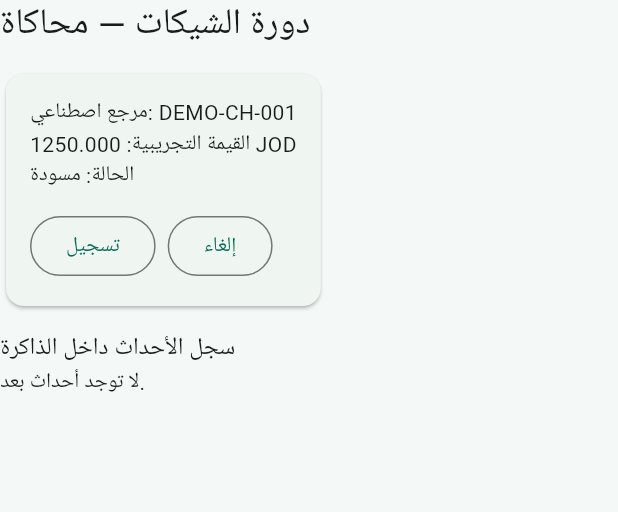
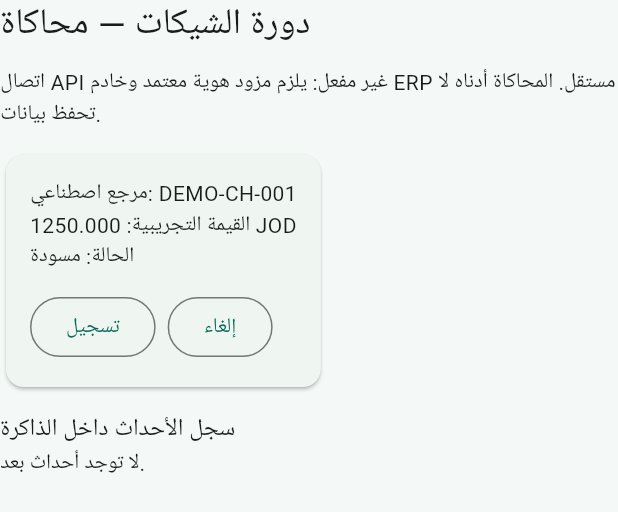
Before and after one commit to Amer-ai-store/Mohammad-Ahmed-Ghannam, a Flutter app: the ChequeDemoView widget shown alone on an empty page, opened directly, on a phone screen of 412 x 824 dp. Shown: the top 512 px of the screen. Run offline on Flutter 3.47's test engine with Material 3 defaults, Android fonts, the phone set to English and light mode, and no system bars; project files that could hold a hidden picture were left out.

Commit message:
feat(erp): wire optional authenticated read-only API cheque list into independent Flutter app
Signed-off-by: Amer-ai-store <263270685+Amer-ai-store@users.noreply.github.com>

```diff
--- a/jawafa-erp-ai/lib/main.dart
+++ b/jawafa-erp-ai/lib/main.dart
@@ -2,11 +2,13 @@
 
 import 'src/domain/cheque.dart';
 import 'src/domain/journal.dart';
+import 'src/network/erp_gateway_client.dart';
 
 void main() => runApp(const JawafaErpApp());
 
 class JawafaErpApp extends StatelessWidget {
-  const JawafaErpApp({super.key});
+  final ErpGatewayClient? gateway;
+  const JawafaErpApp({super.key, this.gateway});
 
   @override
   Widget build(BuildContext context) {
@@ -25,9 +27,9 @@
           foregroundColor: Colors.white,
         ),
       ),
-      home: const Directionality(
+      home: Directionality(
         textDirection: TextDirection.rtl,
-        child: ErpShell(),
+        child: ErpShell(gateway: gateway),
       ),
     );
   }
@@ -66,7 +68,8 @@
 };
 
 class ErpShell extends StatefulWidget {
-  const ErpShell({super.key});
+  final ErpGatewayClient? gateway;
+  const ErpShell({super.key, this.gateway});
   @override
   State<ErpShell> createState() => _ErpShellState();
 }
@@ -115,7 +118,7 @@
       case ErpArea.overview:
         return const OverviewView();
       case ErpArea.cheques:
-        return const ChequeDemoView();
+        return ChequeDemoView(gateway: widget.gateway);
       case ErpArea.journal:
         return const JournalDemoView();
       case ErpArea.procurement:
@@ -277,7 +280,8 @@
 };
 
 class ChequeDemoView extends StatefulWidget {
-  const ChequeDemoView({super.key});
+  final ErpGatewayClient? gateway;
+  const ChequeDemoView({super.key, this.gateway});
   @override
   State<ChequeDemoView> createState() => _ChequeDemoViewState();
 }
@@ -290,6 +294,28 @@
     amountFils: 1250000,
   );
   String? message;
+  List<ErpRemoteCheque>? serverCheques;
+  String? serverError;
+  bool loadingServer = false;
+
+  Future<void> loadServerCheques() async {
+    final gateway = widget.gateway;
+    if (gateway == null) return;
+    setState(() {
+      loadingServer = true;
+      serverError = null;
+    });
+    try {
+      final records = await gateway.readCheques();
+      if (!mounted) return;
+      setState(() => serverCheques = records);
+    } on ErpGatewayError catch (error) {
+      if (!mounted) return;
+      setState(() => serverError = error.code);
+    } finally {
+      if (mounted) setState(() => loadingServer = false);
+    }
+  }
 
   void simulate(ChequeAction action) {
     try {
@@ -320,6 +346,32 @@
       crossAxisAlignment: CrossAxisAlignment.start,
       children: [
         Text('دورة الشيكات — محاكاة', style: Theme.of(context).textTheme.headlineSmall),
+        const SizedBox(height: 12),
+        if (widget.gateway == null)
+          const Text(
+            'اتصال API غير مفعل: يلزم مزود هوية معتمد وخادم ERP مستقل. المحاكاة أدناه لا تحفظ بيانات.',
+            key: Key('gateway_not_configured'),
+          )
+        else ...[
+          OutlinedButton.icon(
+            key: const Key('gateway_read_cheques'),
+            onPressed: loadingServer ? null : loadServerCheques,
+            icon: const Icon(Icons.cloud_download_outlined),
+            label: const Text('قراءة شيكات الشركة من API (بدون تعديل)'),
+          ),
+          if (loadingServer) const LinearProgressIndicator(),
+          if (serverError != null)
+            Text('تعذرت القراءة: $serverError', key: const Key('gateway_error')),
+          if (serverCheques != null) ...[
+            Text('نتائج قراءة API: ${serverCheques!.length}'),
+            for (final record in serverCheques!)
+              ListTile(
+                title: Text(record.reference),
+                subtitle: Text('${record.state} · ${record.amountFils} فلس'),
+                trailing: const Icon(Icons.lock_outline),
+              ),
+          ],
+        ],
         const SizedBox(height: 12),
         Card(
           child: Padding(
```
